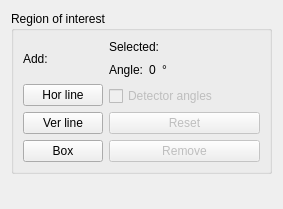
Above: src/view/ui/Tools_ROIWidget2.ui from upsideduck/app-arpes-aran before the change. Below: the same form after it.
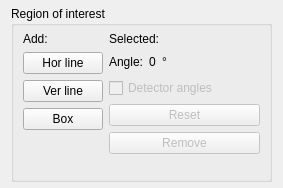
That is the form after the change.

The edit to the form file:
```diff
--- a/src/view/ui/Tools_ROIWidget2.ui
+++ b/src/view/ui/Tools_ROIWidget2.ui
@@ -7,7 +7,7 @@
     <x>0</x>
     <y>0</y>
     <width>283</width>
-    <height>209</height>
+    <height>188</height>
    </rect>
   </property>
   <property name="baseSize">
@@ -20,6 +20,12 @@
    <string>Form</string>
   </property>
   <layout class="QGridLayout" name="gridLayout">
+   <property name="topMargin">
+    <number>6</number>
+   </property>
+   <property name="bottomMargin">
+    <number>6</number>
+   </property>
    <item row="0" column="0">
     <widget class="QGroupBox" name="groupBox">
      <property name="sizePolicy">
@@ -32,6 +38,12 @@
       <string>Region of interest</string>
      </property>
      <layout class="QHBoxLayout" name="horizontalLayout">
+      <property name="topMargin">
+       <number>6</number>
+      </property>
+      <property name="bottomMargin">
+       <number>6</number>
+      </property>
       <item>
        <layout class="QVBoxLayout" name="verticalLayout_2">
         <item>
@@ -74,6 +86,19 @@
           </property>
          </widget>
         </item>
+        <item>
+         <spacer name="verticalSpacer">
+          <property name="orientation">
+           <enum>Qt::Vertical</enum>
+          </property>
+          <property name="sizeHint" stdset="0">
+           <size>
+            <width>20</width>
+            <height>0</height>
+           </size>
+          </property>
+         </spacer>
+        </item>
        </layout>
       </item>
       <item>
@@ -153,24 +178,24 @@
           </property>
          </widget>
         </item>
+        <item>
+         <spacer name="verticalSpacer_2">
+          <property name="orientation">
+           <enum>Qt::Vertical</enum>
+          </property>
+          <property name="sizeHint" stdset="0">
+           <size>
+            <width>20</width>
+            <height>0</height>
+           </size>
+          </property>
+         </spacer>
+        </item>
        </layout>
       </item>
      </layout>
     </widget>
    </item>
-   <item row="1" column="0">
-    <spacer name="verticalSpacer">
-     <property name="orientation">
-      <enum>Qt::Vertical</enum>
-     </property>
-     <property name="sizeHint" stdset="0">
-      <size>
-       <width>20</width>
-       <height>40</height>
-      </size>
-     </property>
-    </spacer>
-   </item>
   </layout>
  </widget>
  <resources/>
```
